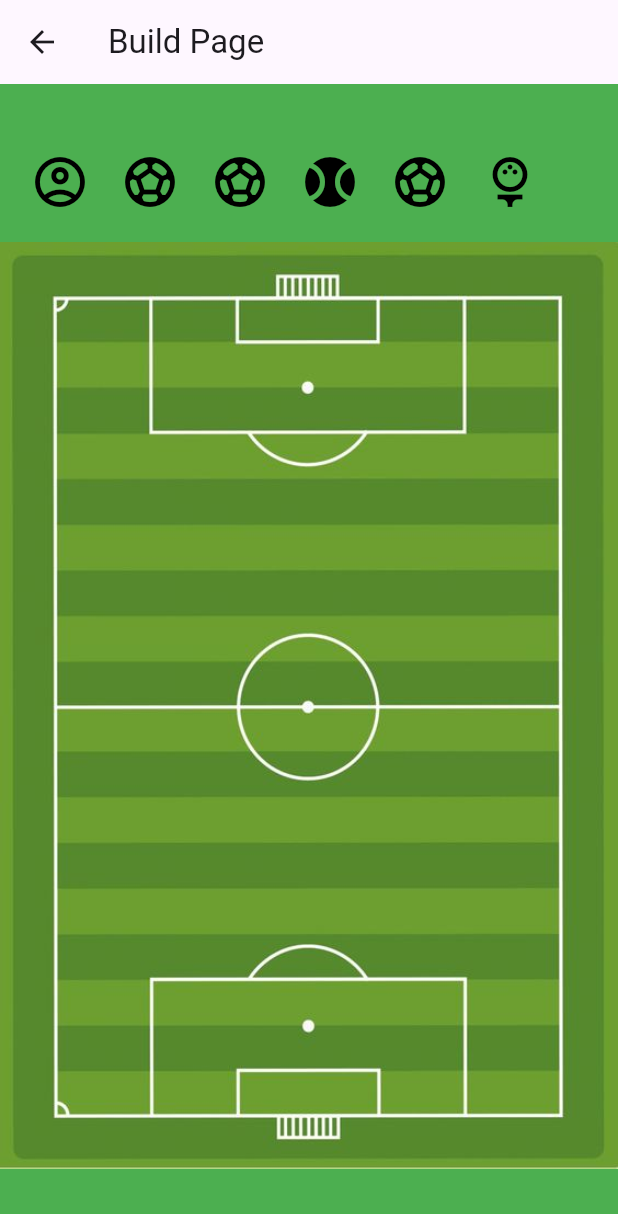
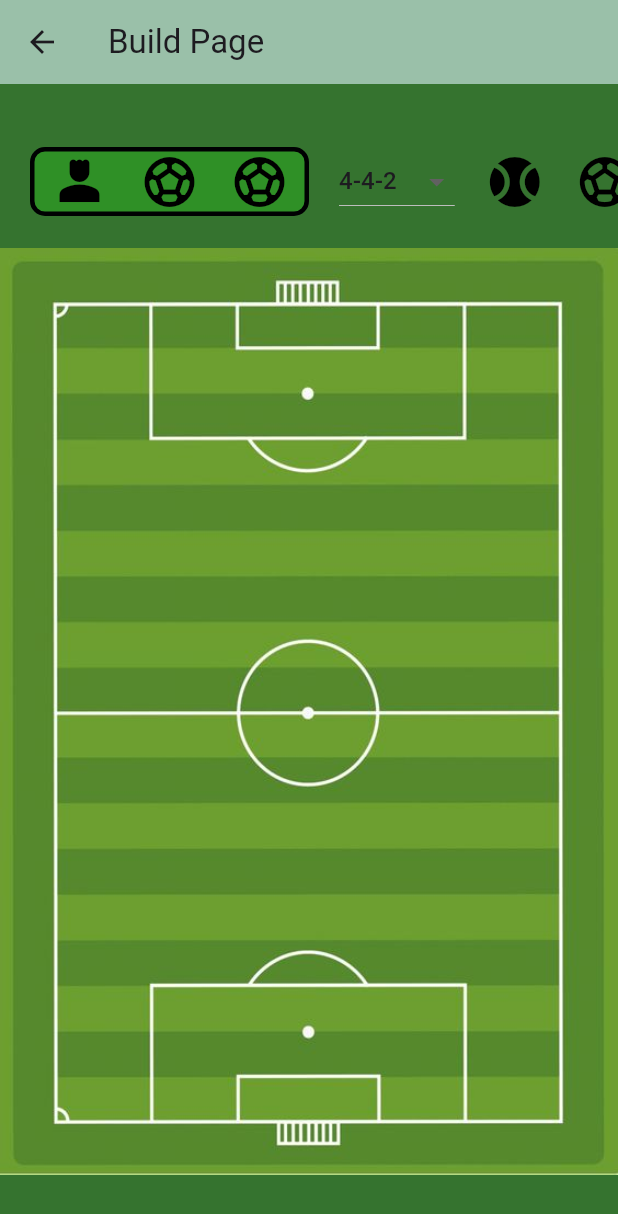
Before and after one commit to Amanuelm/B.U.T, a Flutter app: the BbuildPage screen opened directly, on a phone screen of 412 x 824 dp. Shown: the top 1214 px of the screen. Run offline on Flutter 3.47's test engine with Material 3 defaults, Android fonts, the phone set to English and light mode, and no system bars; our stand-ins replace google_fonts.

Commit message:
some more chnages

```diff
--- a/lib/build.dart
+++ b/lib/build.dart
@@ -1,4 +1,7 @@
+import 'dart:ui';
+
 import 'package:flutter/material.dart';
+import 'package:flutter/widgets.dart';
 
 class BbuildPage extends StatefulWidget {
   @override
@@ -6,19 +9,41 @@ class BbuildPage extends StatefulWidget {
 }
 
 class _BuildPageState extends State<BbuildPage> {
+  String? selectedItem = '4-4-2';
   @override
   Widget build(BuildContext context) {
     return Scaffold(
-        appBar: AppBar(title: Text('Build Page')),
+        appBar: AppBar(
+          title: Text('Build Page'),
+          backgroundColor: Color(0xFF9AC0A9),
+        ),
         body: Container(
-          color: Colors.green,
-          child: const Column(
+          color: Color(0xFF35732F),
+          child: Column(
             mainAxisAlignment: MainAxisAlignment.center,
             children: [
-              Row(children: [
+              Container(
+                width: double.infinity,
+                child: SingleChildScrollView(
+                  scrollDirection: Axis.horizontal,
+                  child: Row(children: [
                     SizedBox(width: 20),
+                    Container(
+                      decoration: BoxDecoration(
+                        color: Color.fromARGB(
+                            255, 47, 144, 38), // Background color
+                        border: Border.all(
+                          color: const Color.fromARGB(
+                              255, 0, 1, 2), // Border color
+                          width: 3, // Border width
+                        ),
+                        borderRadius: BorderRadius.circular(10),
+                      ),
+                      child: Row(
+                        children: [
+                          SizedBox(width: 10),
                           Icon(
-                  Icons.account_circle_outlined,
+                            Icons.person_4,
                             color: Colors.black,
                             size: 40.0,
                           ),
@@ -34,6 +59,26 @@ class _BuildPageState extends State<BbuildPage> {
                             color: Colors.black,
                             size: 40.0,
                           ),
+                          SizedBox(width: 10),
+                        ],
+                      ),
+                    ),
+                    SizedBox(width: 20),
+                    DropdownButton<String>(
+                      value: selectedItem,
+                      items: <String>['4-4-2', '4-2-3-1', '4-3-3']
+                          .map((String value) {
+                        return DropdownMenuItem<String>(
+                          value: value,
+                          child: Text(value),
+                        );
+                      }).toList(),
+                      onChanged: (newValue) {
+                        setState(() {
+                          selectedItem = newValue!;
+                        });
+                      },
+                    ),
                     SizedBox(width: 20),
                     Icon(
                       Icons.sports_baseball,
@@ -46,13 +91,9 @@ class _BuildPageState extends State<BbuildPage> {
                       color: Colors.black,
                       size: 40.0,
                     ),
-                SizedBox(width: 20),
-                Icon(
-                  Icons.sports_golf,
-                  color: Colors.black,
-                  size: 40.0,
+                  ]),
                 ),
-              ]),
+              ),
               SizedBox(height: 20),
               Image(
                 image: AssetImage('assets/images/fp.jpg'),
--- a/lib/search.dart
+++ b/lib/search.dart
@@ -31,8 +31,6 @@ class _SearchPageState extends State<SearchPage> {
   }
 
   void _onItemSelected(String item) {
-    // Here you can call build.dart or navigate to another page
-    // For example:
     Navigator.push(
       context,
       MaterialPageRoute(builder: (context) => BuildPage(name: item)),
```
Lines whose indentation alone changed are shown as unchanged.
